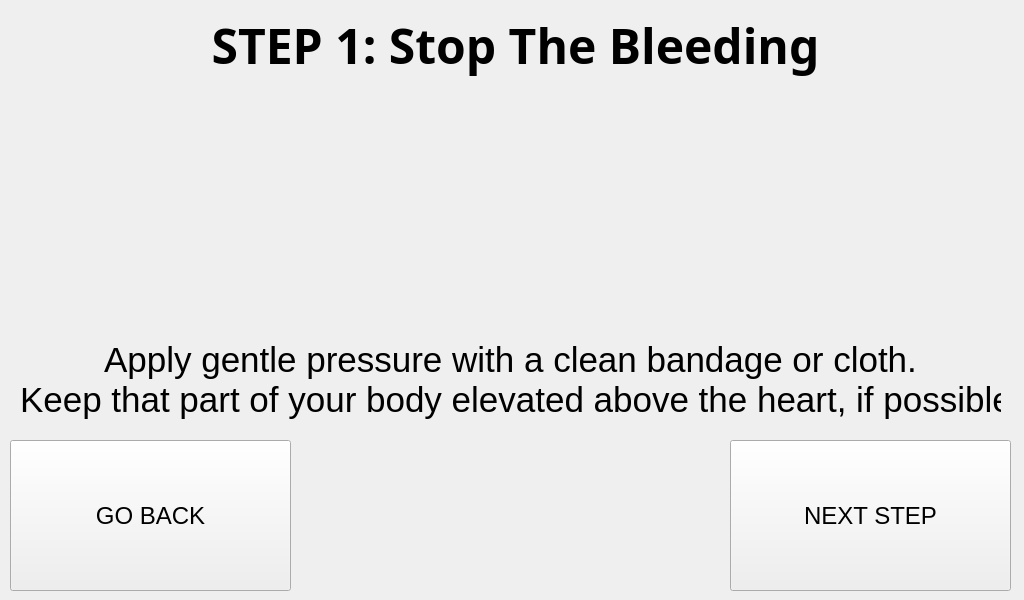
Before: the Qt Designer form RASPI/injuries/puncture_step_1.ui in Pwersa/Medical-Cabinet, drawn with Qt 5.
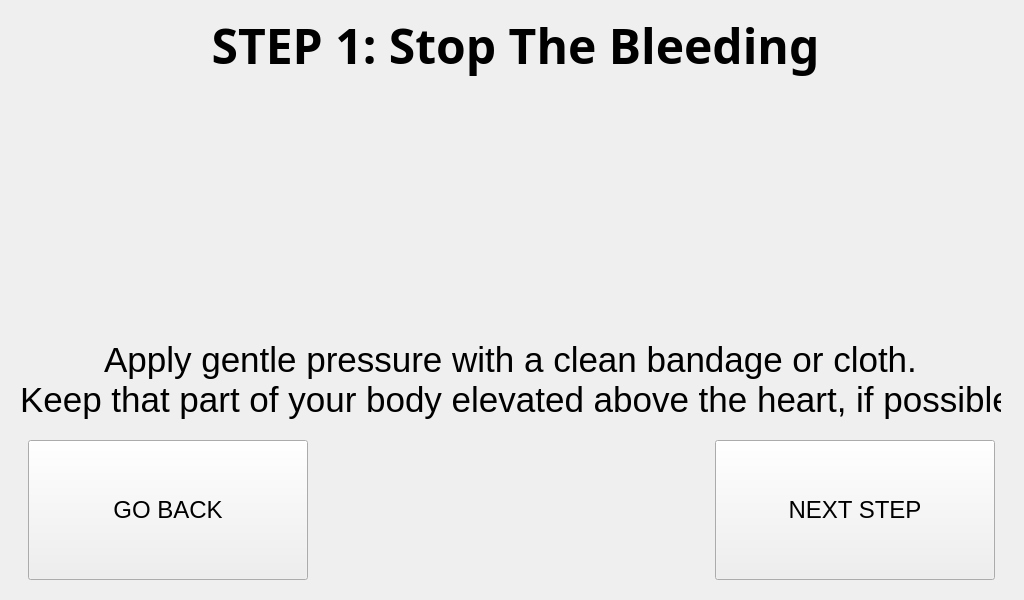
After: the same form once the commit is applied.

Patch:
```diff
--- a/RASPI/injuries/puncture_step_1.ui
+++ b/RASPI/injuries/puncture_step_1.ui
@@ -110,12 +110,24 @@
    <widget class="QPushButton" name="next_step_button">
     <property name="geometry">
      <rect>
-      <x>730</x>
+      <x>715</x>
       <y>440</y>
-      <width>281</width>
-      <height>151</height>
+      <width>280</width>
+      <height>140</height>
      </rect>
     </property>
+    <property name="minimumSize">
+     <size>
+      <width>280</width>
+      <height>140</height>
+     </size>
+    </property>
+    <property name="maximumSize">
+     <size>
+      <width>280</width>
+      <height>140</height>
+     </size>
+    </property>
     <property name="font">
      <font>
       <pointsize>18</pointsize>
@@ -131,12 +143,24 @@
    <widget class="QPushButton" name="go_back_injury_type">
     <property name="geometry">
      <rect>
-      <x>10</x>
+      <x>28</x>
       <y>440</y>
-      <width>281</width>
-      <height>151</height>
+      <width>280</width>
+      <height>140</height>
      </rect>
     </property>
+    <property name="minimumSize">
+     <size>
+      <width>280</width>
+      <height>140</height>
+     </size>
+    </property>
+    <property name="maximumSize">
+     <size>
+      <width>280</width>
+      <height>140</height>
+     </size>
+    </property>
     <property name="font">
      <font>
       <pointsize>18</pointsize>
```
